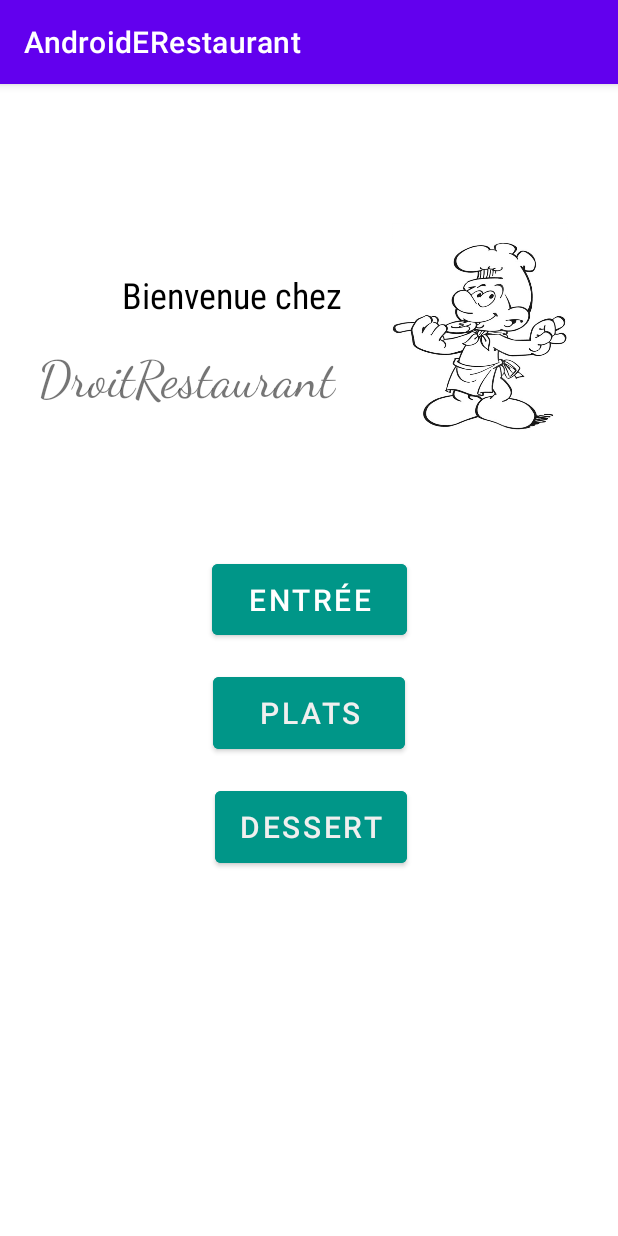
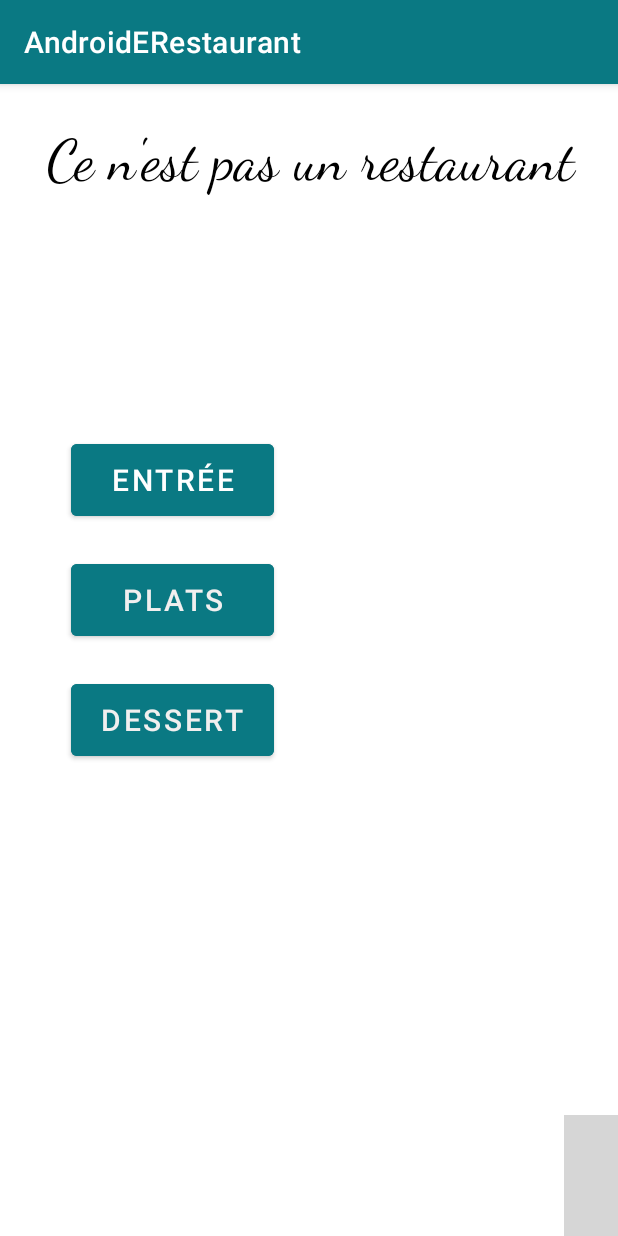
Before and after one commit to ChloeBlt/AndroidERestaurant, an Android app: the screen it shows after launch (HomeActivity), on a phone screen of 412 x 824 dp. Run offline under Robolectric (Android 15) with nearby library versions, the phone set to English and light mode, and no system bars; grey boxes are pictures that could not be loaded.

Commit message:
home page modification

```diff
--- a/app/src/main/java/fr/isen/banliat/androiderestaurant/CategoriesActivity.kt
+++ b/app/src/main/java/fr/isen/banliat/androiderestaurant/CategoriesActivity.kt
@@ -4,7 +4,6 @@ import androidx.appcompat.app.AppCompatActivity
 import android.os.Bundle
 import fr.isen.banliat.androiderestaurant.databinding.ActivityCategoriesBinding
 import androidx.recyclerview.widget.LinearLayoutManager
-import androidx.recyclerview.widget.RecyclerView
 
 class CategoriesActivity : AppCompatActivity() {
 
@@ -36,14 +35,14 @@ class CategoriesActivity : AppCompatActivity() {
         // This loop will create 20 Views containing
         // the image with the count of view
         for (i in 1..20) {
-            data.add(ItemsViewModel("Item" + i))
+            data.add(ItemsViewModel(R.drawable.coloriage_cuisinier_16770,"Item" + i))
         }
-        data.add(ItemsViewModel("miam"))
-        data.add(ItemsViewModel("nomnom"))
+        data.add(ItemsViewModel(R.drawable.coloriage_cuisinier_16770,"miam"))
+        data.add(ItemsViewModel(R.drawable.coloriage_cuisinier_16770,"nomnom"))
 
 
         // This will pass the ArrayList to our Adapter
-        val adapter = CustomAdapter(data)
+        val adapter = CategoriesAdapter(data)
 
         // Setting the Adapter with the recyclerview
         binding.mainDishRecylcerView.adapter = adapter
--- a/app/src/main/java/fr/isen/banliat/androiderestaurant/CustomAdapter.kt
+++ b/app/src/main/java/fr/isen/banliat/androiderestaurant/CategoriesAdapter.kt
@@ -7,7 +7,7 @@ import android.widget.ImageView
 import android.widget.TextView
 import androidx.recyclerview.widget.RecyclerView
 
-class CustomAdapter(private val mList: List<ItemsViewModel>) : RecyclerView.Adapter<CustomAdapter.ViewHolder>() {
+class CategoriesAdapter(private val mList: List<ItemsViewModel>) : RecyclerView.Adapter<CategoriesAdapter.ViewHolder>() {
 
     // create new views
     override fun onCreateViewHolder(parent: ViewGroup, viewType: Int): ViewHolder {
@@ -25,7 +25,7 @@ class CustomAdapter(private val mList: List<ItemsViewModel>) : RecyclerView.Adap
         val ItemsViewModel = mList[position]
 
         // sets the image to the imageview from our itemHolder class
-        //holder.imageView.setImageResource(ItemsViewModel.image)
+        holder.imageView.setImageResource(ItemsViewModel.image)
 
         // sets the text to the textview from our itemHolder class
         holder.textView.text = ItemsViewModel.text
@@ -39,7 +39,8 @@ class CustomAdapter(private val mList: List<ItemsViewModel>) : RecyclerView.Adap
 
     // Holds the views for adding it to image and text
     class ViewHolder(ItemView: View) : RecyclerView.ViewHolder(ItemView) {
-        //val imageView: ImageView = itemView.findViewById(R.id.imageview)
+        val imageView: ImageView = itemView.findViewById(R.id.imageMainDish)
         val textView: TextView = itemView.findViewById(R.id.cellmainDish)
+
     }
 }
--- a/app/src/main/java/fr/isen/banliat/androiderestaurant/itemsViewModel.kt
+++ b/app/src/main/java/fr/isen/banliat/androiderestaurant/itemsViewModel.kt
@@ -1,4 +1,4 @@
 package fr.isen.banliat.androiderestaurant
 
-data class ItemsViewModel(val text: String) {
+data class ItemsViewModel(val image: Int, val text: String) {
 }
--- a/app/src/main/res/layout/activity_home.xml
+++ b/app/src/main/res/layout/activity_home.xml
@@ -6,88 +6,78 @@
     android:layout_height="match_parent"
     tools:context=".HomeActivity">
 
+    <ImageView
+        android:id="@+id/backgroundTotono"
+        android:layout_width="wrap_content"
+        android:layout_height="wrap_content"
+        android:layout_marginEnd="-60dp"
+        android:layout_marginBottom="-15dp"
+        android:scaleType="centerCrop"
+        app:layout_constraintBottom_toBottomOf="parent"
+        app:layout_constraintEnd_toEndOf="parent"
+        app:srcCompat="@drawable/totono" />
+
     <Button
         android:id="@+id/buttonStarter"
-        android:layout_width="130dp"
-        android:layout_height="59dp"
-        android:layout_marginTop="80dp"
-        android:backgroundTint="#009688"
+        android:layout_width="135dp"
+        android:layout_height="60dp"
+        android:layout_marginTop="11dp"
+        android:backgroundTint="@color/turquoise"
         android:lineSpacingExtra="8sp"
         android:text="@string/home_starter"
         android:textAlignment="center"
         android:textColor="#FFFFFF"
         android:textSize="20sp"
+        app:layout_constraintBottom_toBottomOf="parent"
         app:layout_constraintEnd_toEndOf="parent"
-        app:layout_constraintHorizontal_bias="0.5"
+        app:layout_constraintHorizontal_bias="0.17"
         app:layout_constraintStart_toStartOf="parent"
-        app:layout_constraintTop_toBottomOf="@+id/cheflogo" />
+        app:layout_constraintTop_toTopOf="parent"
+        app:layout_constraintVertical_bias="0.32" />
 
     <Button
         android:id="@+id/buttonMainDish"
-        android:layout_width="128dp"
+        android:layout_width="135dp"
         android:layout_height="60dp"
-        android:layout_marginTop="16dp"
-        android:backgroundTint="#009688"
+        android:layout_marginTop="20dp"
+        android:backgroundTint="@color/turquoise"
         android:lineSpacingExtra="8sp"
         android:text="@string/home_main_dish"
         android:textAlignment="center"
         android:textColor="#F1EFEF"
         android:textSize="20sp"
-        app:layout_constraintEnd_toEndOf="parent"
-        app:layout_constraintHorizontal_bias="0.5"
-        app:layout_constraintStart_toStartOf="parent"
+        app:layout_constraintEnd_toEndOf="@+id/buttonStarter"
+        app:layout_constraintStart_toStartOf="@+id/buttonStarter"
         app:layout_constraintTop_toBottomOf="@+id/buttonStarter" />
 
     <Button
         android:id="@+id/buttonDessert"
-        android:layout_width="128dp"
+        android:layout_width="135dp"
         android:layout_height="60dp"
-        android:layout_marginTop="16dp"
-        android:backgroundTint="#009688"
+        android:layout_marginTop="20dp"
+        android:backgroundTint="@color/turquoise"
         android:lineSpacingExtra="8sp"
         android:text="@string/home_dessert"
         android:textAlignment="center"
         android:textColor="#F1EFEF"
         android:textSize="20sp"
-        app:layout_constraintEnd_toEndOf="parent"
-        app:layout_constraintHorizontal_bias="0.505"
-        app:layout_constraintStart_toStartOf="parent"
+        app:layout_constraintEnd_toEndOf="@+id/buttonMainDish"
+        app:layout_constraintStart_toStartOf="@+id/buttonMainDish"
         app:layout_constraintTop_toBottomOf="@+id/buttonMainDish" />
 
-    <ImageView
-        android:id="@+id/cheflogo"
-        android:layout_width="117dp"
-        android:layout_height="142dp"
-        android:layout_marginBottom="-16dp"
-        android:src="@drawable/coloriage_cuisinier_16770"
-        app:layout_constraintBottom_toBottomOf="@+id/textView2"
+    <TextView
+        android:id="@+id/notRestaurant"
+        android:layout_width="420dp"
+        android:layout_height="71dp"
+        android:fontFamily="cursive"
+        android:text="@string/notRestaurant"
+        android:textAlignment="center"
+        android:textColor="#000000"
+        android:textSize="38sp"
+        app:layout_constraintBottom_toBottomOf="parent"
         app:layout_constraintEnd_toEndOf="parent"
-        app:layout_constraintStart_toEndOf="@+id/textView3" />
-
-    <TextView
-        android:id="@+id/textView2"
-        android:layout_width="wrap_content"
-        android:layout_height="wrap_content"
-        android:layout_marginTop="20dp"
-        android:layout_marginEnd="4dp"
-        android:fontFamily="cursive"
-        android:text="DroitRestaurant"
-        android:textSize="34sp"
-        app:layout_constraintEnd_toEndOf="@+id/textView3"
-        app:layout_constraintTop_toBottomOf="@+id/textView3" />
-
-    <TextView
-        android:id="@+id/textView3"
-        android:layout_width="wrap_content"
-        android:layout_height="wrap_content"
-        android:layout_marginTop="124dp"
-        android:fontFamily="sans-serif-condensed"
-        android:text="Bienvenue chez"
-        android:textColor="#000000"
-        android:textSize="24sp"
-        app:layout_constraintEnd_toEndOf="parent"
-        app:layout_constraintHorizontal_bias="0.307"
         app:layout_constraintStart_toStartOf="parent"
-        app:layout_constraintTop_toTopOf="parent" />
+        app:layout_constraintTop_toTopOf="parent"
+        app:layout_constraintVertical_bias="0.04000002" />
 
 </androidx.constraintlayout.widget.ConstraintLayout>
--- a/app/src/main/res/layout/card_view_design.xml
+++ b/app/src/main/res/layout/card_view_design.xml
@@ -9,14 +9,14 @@
 
     <LinearLayout
         android:layout_width="match_parent"
-        android:layout_height="wrap_content"
+        android:layout_height="82dp"
         android:orientation="horizontal"
         android:padding="5dp">
 
         <ImageView
-            android:id="@+id/imageview"
-            android:layout_width="40dp"
-            android:layout_height="40dp" />
+            android:id="@+id/imageMainDish"
+            android:layout_width="74dp"
+            android:layout_height="69dp" />
 
         <TextView
             android:id="@+id/cellmainDish"
--- a/app/src/main/res/values/colors.xml
+++ b/app/src/main/res/values/colors.xml
@@ -7,4 +7,6 @@
     <color name="teal_700">#FF018786</color>
     <color name="black">#FF000000</color>
     <color name="white">#FFFFFFFF</color>
+    <color name="turquoise">#0a7983</color>
+
 </resources>
--- a/app/src/main/res/values/strings.xml
+++ b/app/src/main/res/values/strings.xml
@@ -3,4 +3,5 @@
     <string name="home_starter">entrée</string>
     <string name="home_main_dish">plats</string>
     <string name="home_dessert">dessert</string>
+    <string name="notRestaurant">Ce n\'est pas un restaurant</string>
 </resources>
--- a/app/src/main/res/values/themes.xml
+++ b/app/src/main/res/values/themes.xml
@@ -2,8 +2,8 @@
     <!-- Base application theme. -->
     <style name="Theme.AndroidERestaurant" parent="Theme.MaterialComponents.DayNight.DarkActionBar">
         <!-- Primary brand color. -->
-        <item name="colorPrimary">@color/purple_500</item>
-        <item name="colorPrimaryVariant">@color/purple_700</item>
+        <item name="colorPrimary">@color/turquoise</item>
+        <item name="colorPrimaryVariant">@color/turquoise</item>
         <item name="colorOnPrimary">@color/white</item>
         <!-- Secondary brand color. -->
         <item name="colorSecondary">@color/teal_200</item>
```
Also changed, not shown: app/src/main/res/drawable/afe5b47f99d822342169b41781f0a571.jpg (deleted), app/src/main/res/drawable/totono_fillette_balon__2_.jpg (deleted).
